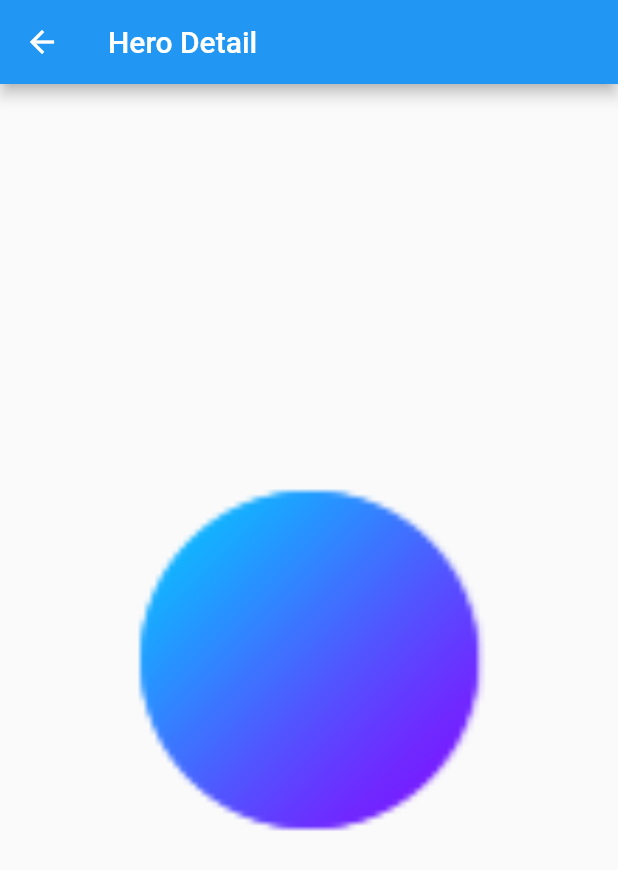
After one commit to SongWoody/flutter_app, a Flutter app: the HeroDetailPage screen opened directly, on a phone screen of 412 x 824 dp. The commit adds this screen. Shown: the top 870 px of the screen. Run offline on Flutter 3.47's test engine with Material 2 defaults, Android fonts, the phone set to English and light mode, and no system bars.

Commit message:
animation example

```diff
--- a/lib/main.dart
+++ b/lib/main.dart
@@ -1,5 +1,6 @@
 import 'package:flutter/material.dart';
 import 'package:flutter_app/testPage1.dart';
+import 'package:flutter_app/testPage2.dart';
 import 'example.dart';
 
 void main() {
@@ -32,7 +33,9 @@ class RandomWordsState extends State<RandomWords> {
     MenuData(Icons.contact_page, "TestPage1", onClick: (ctx) => {
       Navigator.push(ctx, MaterialPageRoute(builder: (ctx) => TestPage1()))
     }),
-    MenuData(Icons.map, "map"),
+    MenuData(Icons.map, "TestPage2(Animation)", onClick: (ctx) => {
+      Navigator.push(ctx, MaterialPageRoute(builder: (ctx) => TestPage2()))
+    }),
     MenuData(Icons.access_alarm, "alarm"),
     MenuData(Icons.add_ic_call, "navigate_next")
   ];
--- /dev/null
+++ b/lib/testPage2.dart
@@ -0,0 +1,51 @@
+import 'package:flutter/material.dart';
+
+class TestPage2 extends StatelessWidget {
+  const TestPage2({Key? key}) : super(key: key);
+
+  @override
+  Widget build(BuildContext context) {
+    return Material(
+      child: Scaffold(
+        appBar: AppBar(title: Text(this.toString()),),
+        body: Center(
+          child: GestureDetector(
+            child: Hero(
+              tag: 'image',
+              child: Image.asset('imageAssets/comp1_100.png', width: 100, height: 100),
+            ),
+            onTap: () {
+              Navigator.push(
+                  context,
+                  MaterialPageRoute(builder: (context) => HeroDetailPage())
+              );
+            },
+          ),
+        ),
+      ),
+    );
+  }
+}
+
+
+class HeroDetailPage extends StatelessWidget {
+  const HeroDetailPage({Key? key}) : super(key: key);
+
+  @override
+  Widget build(BuildContext context) {
+    return Scaffold(
+      appBar: AppBar(title: Text("Hero Detail"),),
+      body: Center(
+        child: Hero(
+          tag: 'image',
+          child: Image.asset(
+            "imageAssets/comp1_100.png",
+            width: 300,
+            height: 300,
+            fit: BoxFit.cover,
+          ),
+        ),
+      ),
+    );
+  }
+}
--- a/pubspec.yaml
+++ b/pubspec.yaml
@@ -46,8 +46,8 @@ flutter:
   uses-material-design: true
 
   # To add assets to your application, add an assets section, like this:
-  # assets:
-  #   - images/a_dot_burr.jpeg
+  assets:
+    - imageAssets/
   #   - images/a_dot_ham.jpeg
 
   # An image asset can refer to one or more resolution-specific "variants", see
```
Also changed, not shown: imageAssets/comp1_100.png (added).
